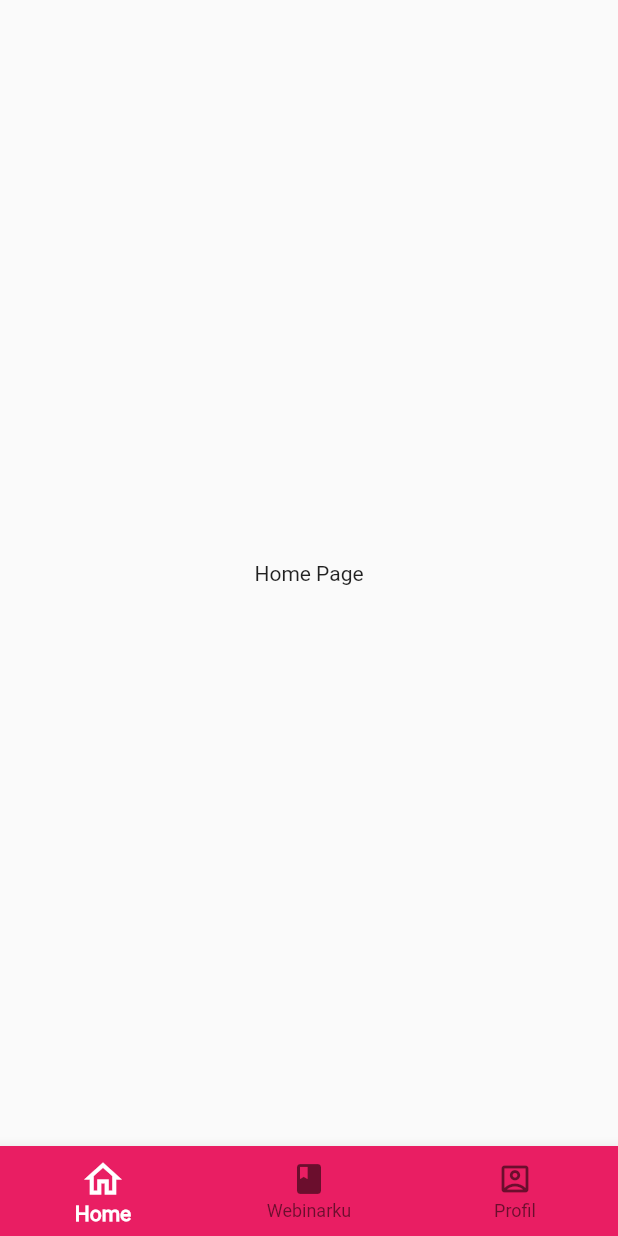
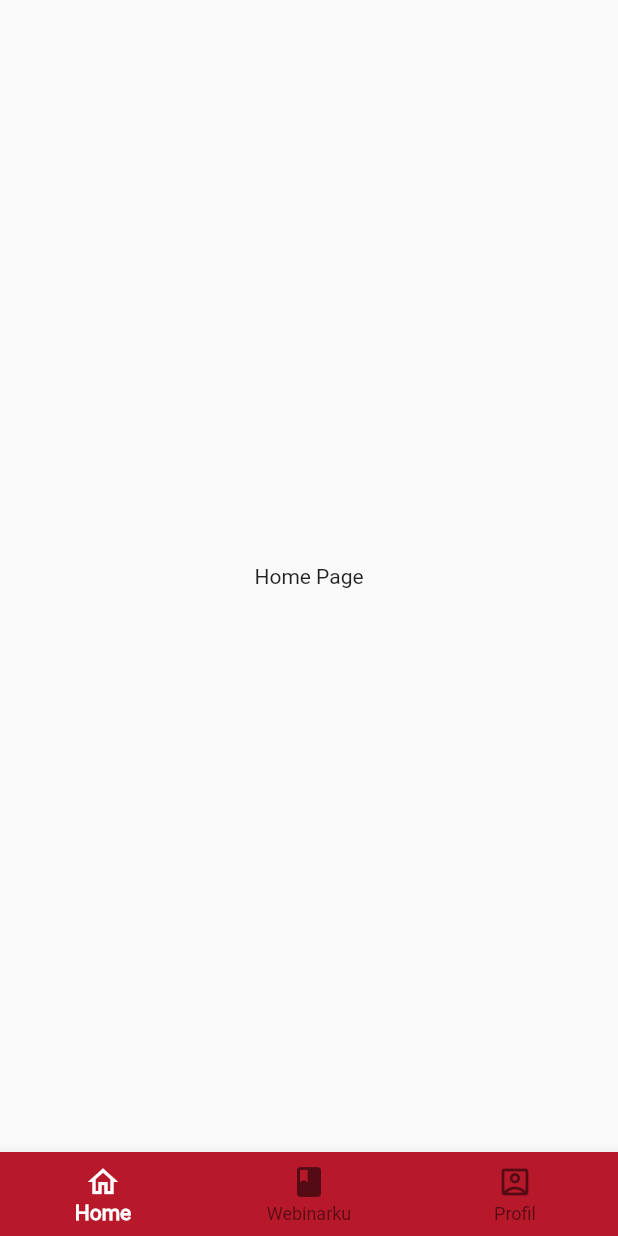
Before and after one commit to zulham-dahlan/WebinfoSenter, a Flutter app: the LayoutNavigation screen opened by its route, on a phone screen of 412 x 824 dp. Run offline on Flutter 3.47's test engine with Material 2 defaults, Android fonts, the phone set to English and light mode, and no system bars.

Commit message:
Merubah Color Palette dan Style Bottom Navigation

```diff
--- a/lib/common/color_palette.dart
+++ b/lib/common/color_palette.dart
@@ -1,12 +1,7 @@
 import 'package:flutter/material.dart';
 
 class ColorPalette {
-
-  static const MaterialColor customRedColor = const MaterialColor(0xFFF05454, const <int, Color>{
-  });
-  static const MaterialColor customRedLight = const MaterialColor(0xFFFF8781, const <int, Color>{
-  });
-  static const MaterialColor customRedDark = const MaterialColor(0xFFB7192B, const <int, Color>{
-  });
-
+  static const customRedColor = Color(0xFFF05454);
+  static const customRedLight = Color(0xFFFF8781);
+  static const customRedDark = Color(0xFFB7192B);
 }
--- a/lib/ui/layout_navigation.dart
+++ b/lib/ui/layout_navigation.dart
@@ -1,6 +1,7 @@
 
 import 'package:flutter/cupertino.dart';
 import 'package:flutter/material.dart';
+import 'package:webinfo_senter/common/color_palette.dart';
 import 'package:webinfo_senter/ui/home_page.dart';
 import 'package:webinfo_senter/ui/profil_page.dart';
 import 'package:webinfo_senter/ui/webinarku_page.dart';
@@ -14,15 +15,14 @@ class LayoutNavigation extends StatefulWidget {
 
 class _LayoutNavigation extends State<LayoutNavigation> {
   int _bottomNavIndex = 0 ;
-  //static const String homeTitle = 'Home';
   static const routeName = '/layout_navigation';
   @override
   Widget build(BuildContext context) {
     return Scaffold(
       body: _listWidget[_bottomNavIndex],
       bottomNavigationBar: BottomNavigationBar(
-        backgroundColor: Colors.pink,
-        selectedIconTheme: IconThemeData(color: Colors.white, size: 30),
+        backgroundColor: ColorPalette.customRedDark,
+        selectedIconTheme: IconThemeData(color: Colors.white),
         selectedItemColor: Colors.white,
         selectedLabelStyle: TextStyle(fontWeight: FontWeight.bold),
         currentIndex: _bottomNavIndex,
```
